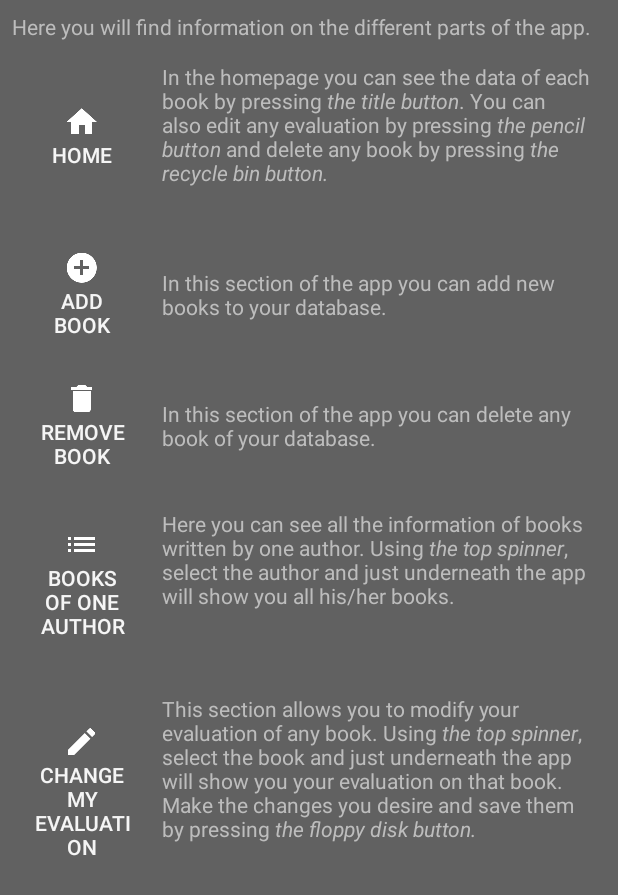
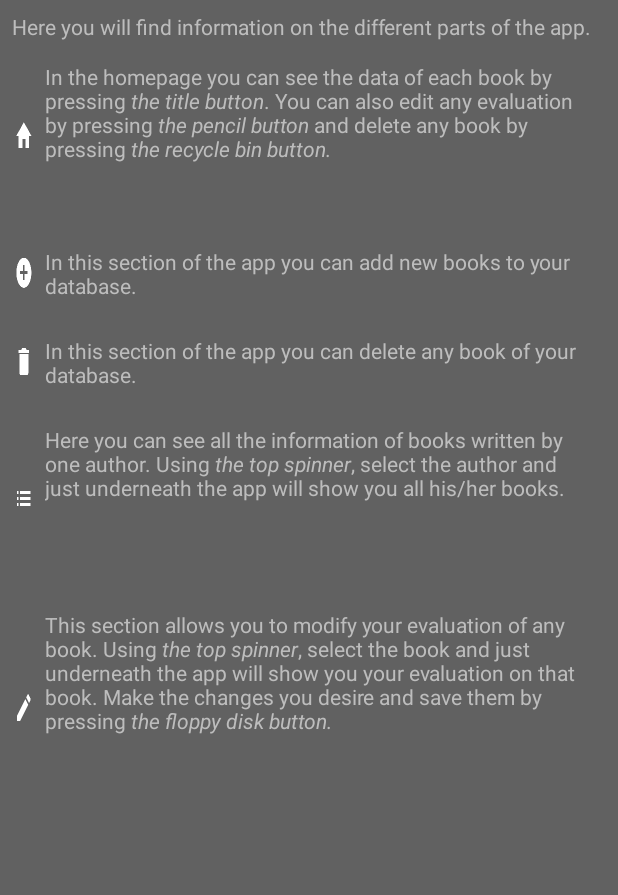
Before and after one commit to andreuconesasimo/MyBookDatabase, an Android app: the layout help.xml on its own in the app's theme, with its tools: preview values and no code run, on a phone screen of 412 x 824 dp. Shown: the top 895 px of the screen. Run offline under Robolectric (Android 15) with nearby library versions, the phone set to English and light mode, and no system bars.

```diff
--- a/app/src/main/res/layout/help.xml
+++ b/app/src/main/res/layout/help.xml
@@ -21,7 +21,6 @@
                 android:padding="2dip"
                 android:layout_weight="1"
                 android:textColor="@color/colorDivider"
-
                 />
             <LinearLayout
                 android:orientation="horizontal"
@@ -30,15 +29,11 @@
                 android:layout_weight="1"
                 android:padding="4dip"
                 android:gravity="center_vertical">
-                <Button android:id="@+id/help_button1"
+                <ImageView android:id="@+id/help_image1"
                     android:layout_weight="1"
-                    android:layout_width="180dip"
+                    android:layout_width="wrap_content"
                     android:layout_height="wrap_content"
-                    style="@style/Widget.AppCompat.Button.Borderless"
-                    android:onClick="onClickHelp"
-                    android:text="@string/help_title_section1"
-                    android:textColor="@color/colorPrimaryLight"
-                    android:drawableTop="@drawable/ic_home_white_24dp"/>
+                    android:background="@drawable/ic_home_white_24dp"/>
                 <TextView
                     android:id="@+id/home_help_text"
                     android:layout_width="wrap_content"
@@ -57,15 +52,11 @@
                 android:layout_weight="1"
                 android:padding="4dip"
                 android:gravity="center_vertical">
-                <Button android:id="@+id/help_button2"
+                <ImageView android:id="@+id/help_image2"
                     android:layout_weight="1"
-                    android:layout_width="180dip"
+                    android:layout_width="wrap_content"
                     android:layout_height="wrap_content"
-                    style="@style/Widget.AppCompat.Button.Borderless"
-                    android:onClick="onClickHelp"
-                    android:text="@string/help_title_section2"
-                    android:textColor="@color/colorPrimaryLight"
-                    android:drawableTop="@drawable/ic_add_circle_white_24dp"/>
+                    android:background="@drawable/ic_add_circle_white_24dp"/>
                 <TextView
                     android:layout_width="wrap_content"
                     android:layout_height="wrap_content"
@@ -82,15 +73,11 @@
                 android:layout_weight="1"
                 android:padding="4dip"
                 android:gravity="center_vertical">
-                <Button android:id="@+id/help_button3"
+                <ImageView android:id="@+id/help_image3"
                     android:layout_weight="1"
-                    android:layout_width="180dip"
+                    android:layout_width="wrap_content"
                     android:layout_height="wrap_content"
-                    style="@style/Widget.AppCompat.Button.Borderless"
-                    android:onClick="onClickHelp"
-                    android:text="@string/help_title_section3"
-                    android:textColor="@color/colorPrimaryLight"
-                    android:drawableTop="@drawable/ic_delete_white_24dp"/>
+                    android:background="@drawable/ic_delete_white_24dp"/>
                 <TextView
                     android:layout_width="wrap_content"
                     android:layout_height="wrap_content"
@@ -107,15 +94,11 @@
                 android:layout_weight="1"
                 android:padding="4dip"
                 android:gravity="center_vertical">
-                <Button android:id="@+id/help_button4"
+                <ImageView android:id="@+id/help_image4"
                     android:layout_weight="1"
-                    android:layout_width="180dip"
+                    android:layout_width="wrap_content"
                     android:layout_height="wrap_content"
-                    style="@style/Widget.AppCompat.Button.Borderless"
-                    android:onClick="onClickHelp"
-                    android:text="@string/help_title_section4"
-                    android:textColor="@color/colorPrimaryLight"
-                    android:drawableTop="@drawable/ic_list_white_24dp"/>
+                    android:background="@drawable/ic_list_white_24dp"/>
                 <TextView
                     android:layout_width="wrap_content"
                     android:layout_height="wrap_content"
@@ -133,15 +116,11 @@
                 android:layout_weight="1"
                 android:padding="4dip"
                 android:gravity="center_vertical">
-                <Button android:id="@+id/help_button5"
+                <ImageView android:id="@+id/help_image5"
                     android:layout_weight="1"
-                    android:layout_width="180dip"
+                    android:layout_width="wrap_content"
                     android:layout_height="wrap_content"
-                    style="@style/Widget.AppCompat.Button.Borderless"
-                    android:onClick="onClickHelp"
-                    android:text="@string/help_title_section5"
-                    android:textColor="@color/colorPrimaryLight"
-                    android:drawableTop="@drawable/ic_edit_white_24dp"/>
+                    android:background="@drawable/ic_edit_white_24dp"/>
                 <TextView
                     android:layout_width="wrap_content"
                     android:layout_height="wrap_content"
```
Also changed, not shown: app/src/main/java/com/example/pr_idi/mydatabaseexample/BookData.java (+3 -44 lines), app/src/main/java/com/example/pr_idi/mydatabaseexample/MainActivity.java (+52 -62 lines), app/src/main/java/com/example/pr_idi/mydatabaseexample/SampleDialogDelete.java (renamed from app/src/main/java/com/example/pr_idi/mydatabaseexample/SampleDialog.java, +10 -12 lines), app/src/main/java/com/example/pr_idi/mydatabaseexample/SampleDialogEdit.java (added, +73 -0 lines).
